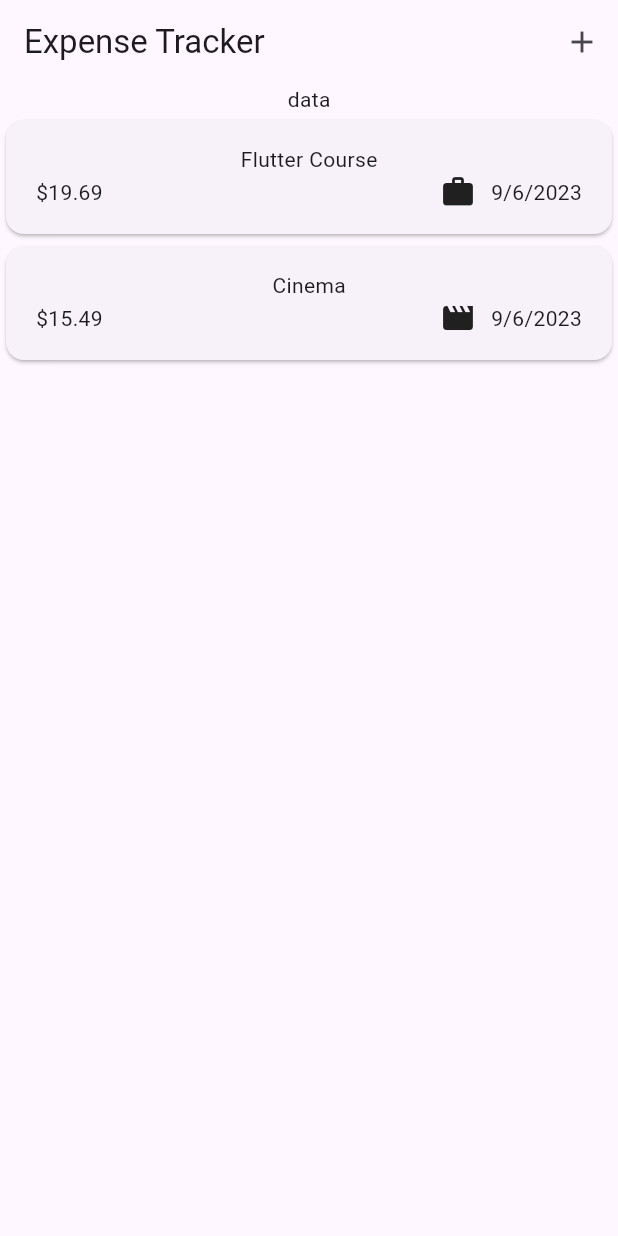
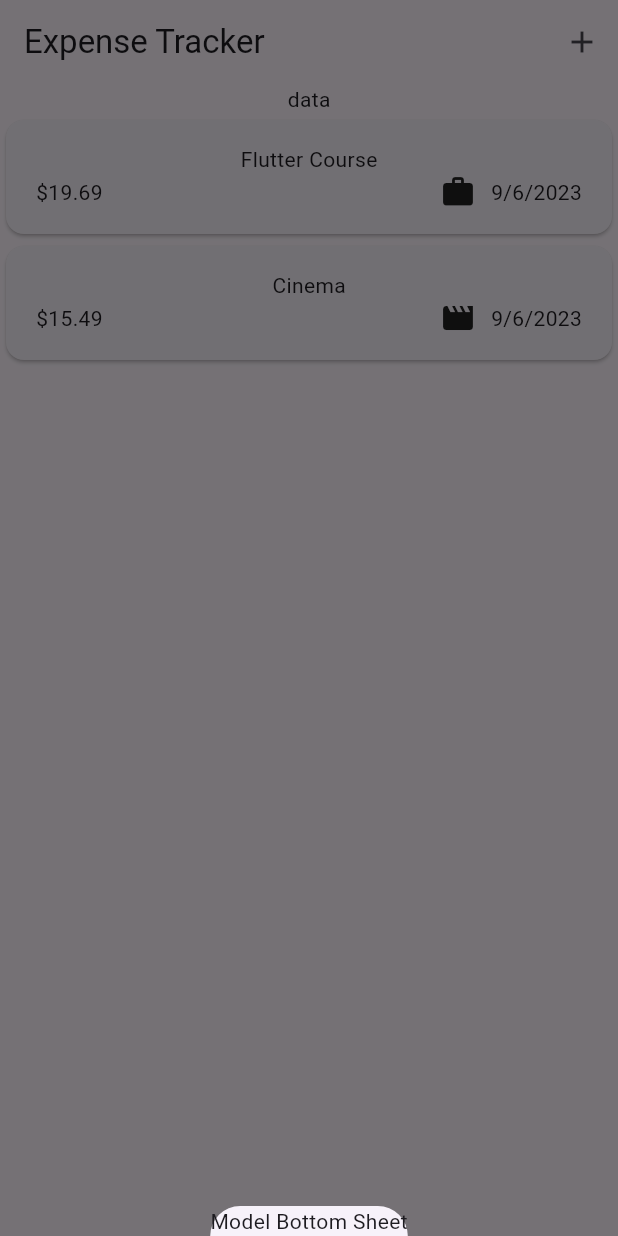
Before and after one commit to iabhishe-k/Expenses_Tracker_App, a Flutter app: the screen it shows after launch, after a tap on the "add" icon, on a phone screen of 412 x 824 dp. Run offline on Flutter 3.47's test engine with Material 2 defaults, Android fonts, the phone set to English and light mode, and no system bars.

Commit message:
Add Expense Overlay

```diff
--- a/lib/widgets/expenses.dart
+++ b/lib/widgets/expenses.dart
@@ -27,13 +27,24 @@ class _ExpensesState extends State<Expenses> {
     ),
   ];
 
+  void _openAddExpenseOverlay() {
+    showModalBottomSheet(
+        context: context,
+        builder: (ctx) {
+          return const Text('Model Bottom Sheet');
+        });
+  }
+
   @override
   Widget build(context) {
     return Scaffold(
       appBar: AppBar(
-        title:const Text('Expense Tracker'),
+        title: const Text('Expense Tracker'),
         actions: [
-          IconButton(onPressed: () {}, icon: const Icon(Icons.add),)
+          IconButton(
+            onPressed: _openAddExpenseOverlay,
+            icon: const Icon(Icons.add),
+          )
         ],
       ),
       body: Column(
```
